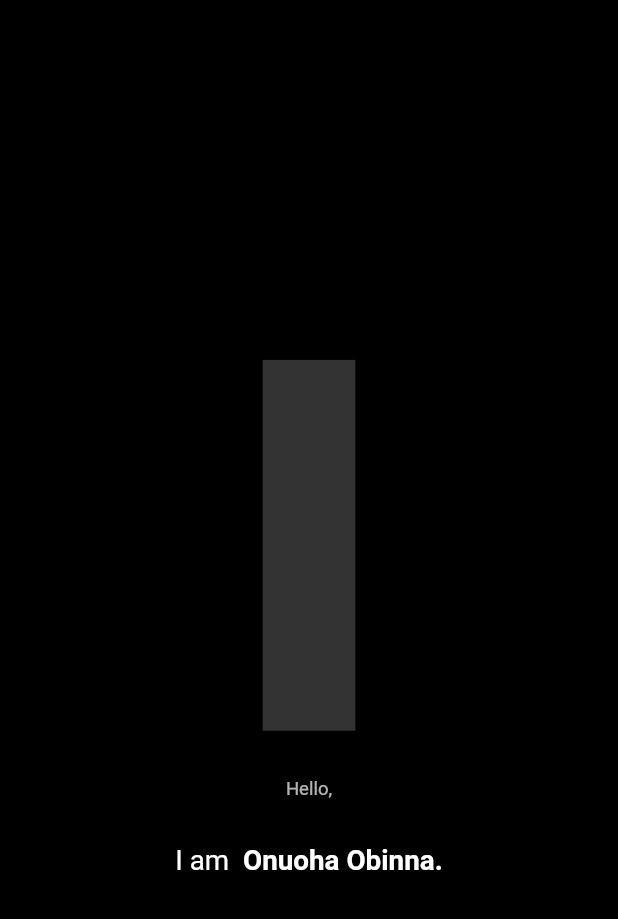
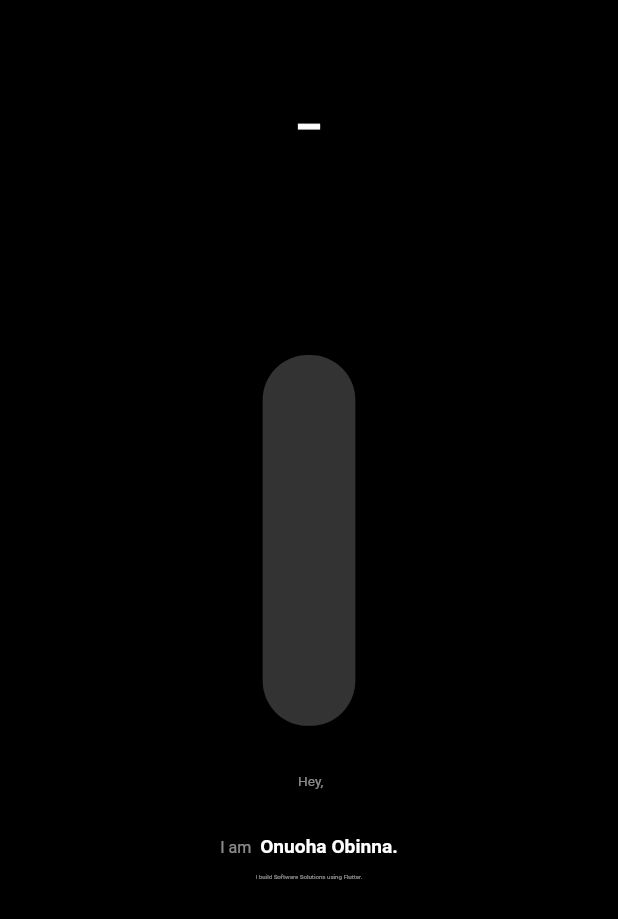
Before and after one commit to onuohasilver/portfolio, a Flutter app: the screen it shows after launch, on a phone screen of 412 x 824 dp. Shown: the top 919 px of the screen. Run offline on Flutter 3.47's test engine with Material 2 defaults, Android fonts, the phone set to English and light mode, and no system bars; our stand-ins replace google_fonts.

```diff
--- a/lib/src/screens/pages/landing.dart
+++ b/lib/src/screens/pages/landing.dart
@@ -11,6 +11,29 @@ class Landing extends StatelessWidget {
         height: size.h,
         width: size.w,
         color: Colors.black,
+        child: Stack(
+          children: [
+            Positioned.fill(
+              top: size.h * .1,
+              child: Align(
+                alignment: Alignment.topCenter,
+                child: Row(
+                  mainAxisAlignment: MainAxisAlignment.center,
+                  children: [
+                    Material(
+                      child: InkWell(
+                        onTap: () {},
+                        child: Text('Resume',
+                            style: AppFonts(size).subtitle(
+                              0.01,
+                            )),
+                      ),
+                    ),
+                  ],
+                ),
+              ),
+            ),
+            Center(
               child: Column(
                 mainAxisAlignment: MainAxisAlignment.center,
                 crossAxisAlignment: CrossAxisAlignment.center,
@@ -20,28 +43,39 @@ class Landing extends StatelessWidget {
                     width: size.w * .15,
                     decoration: BoxDecoration(
                         color: Colors.white.withOpacity(.2),
-              ),
+                        borderRadius: BorderRadius.circular(30)),
                   ),
                   SizedBox(height: size.h * .04),
                   Text(
-              'Hello,',
-              style: AppFonts(size).subtitle(0.03, color: Colors.white70),
+                    ' Hey,',
+                    style:
+                        AppFonts(size).subtitle(0.022, color: Colors.white54),
                   ),
                   SizedBox(height: size.h * .04),
                   Wrap(
+                    alignment: WrapAlignment.end,
+                    crossAxisAlignment: WrapCrossAlignment.end,
                     children: [
                       Text(
                         'I am ',
-                  style: AppFonts(size).subtitle(
-                    0.045,
-                  ),
+                        style: AppFonts(size)
+                            .subtitle(0.026, color: Colors.white54),
                       ),
                       Text(
                         ' Onuoha Obinna.',
                         style: AppFonts(size)
-                      .subtitle(0.045, fontWeight: FontWeight.bold),
+                            .subtitle(0.031, fontWeight: FontWeight.bold),
                       ),
                     ],
+                  ),
+                  SizedBox(
+                    height: size.h * .014,
+                  ),
+                  Text('I build Software Solutions using Flutter.',
+                      style:
+                          AppFonts(size).subtitle(0.01, color: Colors.white54))
+                ],
+              ),
             ),
           ],
         ),
```
Lines whose indentation alone changed are shown as unchanged.
